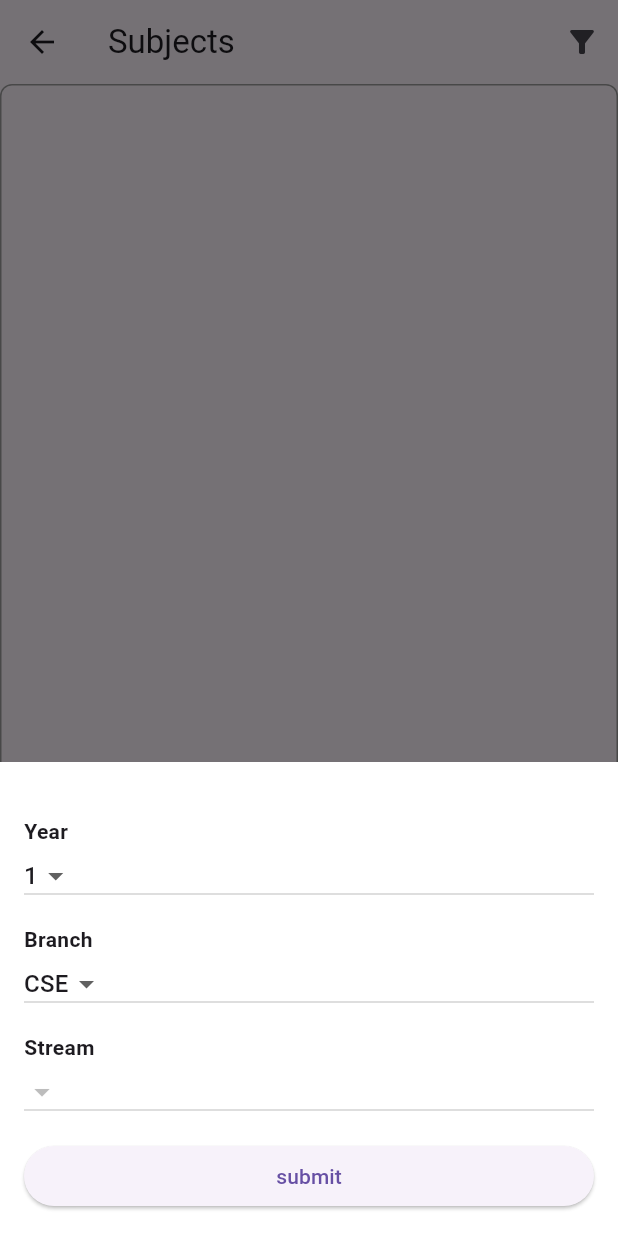
After one commit to neelam1519/myUniv, a Flutter app: the MaterialsHome screen opened directly, after a tap on the "filter alt" icon, on a phone screen of 412 x 824 dp. The commit adds this screen. Run offline on Flutter 3.47's test engine with Material 3 defaults, Android fonts, the phone set to English and light mode, and no system bars; our stand-ins replace cached_network_image, cloud_firestore, connectivity_plus, dash_chat_2, dio, file_picker and 14 more; missing offline and left inert: dart:ffi, gsheets, in_app_update, razorpay_flutter; accounts and stored records are empty; key blocks and very long unbroken strings in the code were emptied for the run.

Commit message:
materials

```diff
--- a/lib/Firebase/storage.dart
+++ b/lib/Firebase/storage.dart
@@ -43,4 +43,7 @@ class FirebaseStorageHelper {
       return '';
     }
   }
+
+  Future<void> getFiles(String filepath) async{}
+
 }
--- a/lib/apis/gsheets.dart
+++ b/lib/apis/gsheets.dart
@@ -32,7 +32,7 @@ class UserSheetsApi {
     // If the sheet doesn't exist, create it
     if (existingSheet == null) {
       existingSheet = await ss.addWorksheet(todayDate);
-      await existingSheet.values.insertRow(1, ['NAME', 'MOBILE NUMBER', 'EMAIL','BINDING','DOUBLE SIDE','TOTAL PRICE','DESCRIPTION','PAYMENT ID','FILES']);
+      await existingSheet.values.insertRow(1, ['NAME', 'MOBILE NUMBER', 'EMAIL','BINDING','DOUBLE SIDE','TOTAL PRICE','DESCRIPTION','PAYMENT ID','DATA','FILES']);
     }
 
     // Assign the sheet to the class variable
--- /dev/null
+++ b/lib/materials/materialshome.dart
@@ -0,0 +1,249 @@
+import 'package:cloud_firestore/cloud_firestore.dart';
+import 'package:findany_flutter/Firebase/firestore.dart';
+import 'package:findany_flutter/materials/units.dart';
+import 'package:findany_flutter/utils/LoadingDialog.dart';
+import 'package:findany_flutter/utils/sharedpreferences.dart';
+import 'package:flutter/material.dart';
+import 'package:path/path.dart';
+
+class MaterialsHome extends StatefulWidget {
+  @override
+  _MaterialsHomeState createState() => _MaterialsHomeState();
+}
+
+class _MaterialsHomeState extends State<MaterialsHome> {
+  FireStoreService fireStoreService = new FireStoreService();
+  LoadingDialog loadingDialog = new LoadingDialog();
+  SharedPreferences sharedPreferences = new SharedPreferences();
+
+  List<String?> yearsList = ['1', '2', '3', '4'];
+  List<String?> branchList = ['CSE', 'ECE'];
+
+  List<String?> specializations = [];
+  List<String?> cse_specialization = ['CYBER SECURITY','ARTIFICIAL INTELLIGENCE AND MACHINE LEARNING','DATA SCIENCE','INTERNET OF THINGS'];
+  List<String?> ece_specialization = ['ARTIFICIAL INTELLIGENCE FOR CYBER SECURITY','EMBEDDED AND INTERNET OF THINGS','MICROCHIP PHYSICAL DESIGN',
+    'INTEGRATED CIRCUITS DESIGN AND VERIFICATION'];
+
+  List<dynamic> subjects = [];
+
+  String? yearSelectedOption = '1';
+  String? branchSelectedOption = 'CSE';
+  String? streamSelectedOption;
+
+  @override
+  void initState() {
+    super.initState();
+    intialize();
+  }
+
+  Future<void> intialize() async{
+    await getSharedPrefsValues().then((value) {
+      getSpecialization();
+      getSubjects();
+    });
+  }
+
+  Future<void> getSharedPrefsValues() async{
+    yearSelectedOption = await sharedPreferences.getSecurePrefsValue('yearSelectedOption') ?? yearsList.first;
+    branchSelectedOption = await sharedPreferences.getSecurePrefsValue('branchSelectedOption') ?? branchList.first;
+    streamSelectedOption = await sharedPreferences.getSecurePrefsValue('streamSelectedOption') ?? specializations.first;
+  }
+
+  void getSpecialization(){
+
+    if(branchSelectedOption == 'CSE'){
+      specializations = cse_specialization;
+    }else if(branchSelectedOption == 'ECE'){
+      specializations = ece_specialization;
+    }
+
+    if(specializations.isNotEmpty) {
+      if(streamSelectedOption == null || !specializations.contains(streamSelectedOption)) {
+        streamSelectedOption = specializations.first;
+      }
+    }
+    setState(() {});
+  }
+
+  @override
+  Widget build(BuildContext context) {
+    print('Build is running  :$specializations');
+    return Scaffold(
+      appBar: AppBar(
+        title: Text('Subjects'),
+        actions: [
+          IconButton(
+            icon: Icon(Icons.filter_alt),
+            onPressed: () {
+              showModalBottomSheet(
+                context: context,
+                builder: (BuildContext context) {
+                  return StatefulBuilder(
+                    builder: (BuildContext context, StateSetter setState) {
+                      return SingleChildScrollView(
+                        child: Container(
+                          color: Colors.white,
+                          padding: EdgeInsets.all(16.0),
+                          child: Column(
+                            crossAxisAlignment: CrossAxisAlignment.stretch,
+                            mainAxisSize: MainAxisSize.min,
+                            children: [
+                              SizedBox(height: 20.0),
+                              Text(
+                                'Year',
+                                style: TextStyle(
+                                  fontWeight: FontWeight.bold,
+                                ),
+                              ),
+                              SizedBox(height: 8.0),
+                              DropdownButton<String>(
+                                value: yearSelectedOption,
+                                onChanged: (String? newValue) async {
+                                  setState(() {
+                                    yearSelectedOption = newValue!;
+                                  });
+                                  getSpecialization();
+                                },
+                                isDense: true,
+                                items: yearsList
+                                    .map<DropdownMenuItem<String>>(
+                                        (String? value) {
+                                      return DropdownMenuItem<String>(
+                                        value: value!,
+                                        child: Text(value),
+                                      );
+                                    }).toList(),
+                              ),
+                              SizedBox(height: 20.0),
+                              Text(
+                                'Branch',
+                                style: TextStyle(
+                                  fontWeight: FontWeight.bold,
+                                ),
+                              ),
+                              SizedBox(height: 8.0),
+                              DropdownButton<String>(
+                                value: branchSelectedOption,
+                                onChanged: (String? newValue) async {
+                                  setState(() {
+                                    branchSelectedOption = newValue!;
+                                  });
+                                  getSpecialization();
+                                },
+                                isDense: true,
+                                items: branchList.map<DropdownMenuItem<String>>((String? value) {
+                                      return DropdownMenuItem<String>(
+                                        value: value!,
+                                        child: Text(value),
+                                      );
+                                    }).toList(),
+                              ),
+                              SizedBox(height: 20.0),
+                              Text(
+                                'Stream',
+                                style: TextStyle(
+                                  fontWeight: FontWeight.bold,
+                                ),
+                              ),
+                              SizedBox(height: 8.0),
+                              DropdownButton<String>(
+                                value: streamSelectedOption,
+                                onChanged: (String? newValue) {
+                                  setState(() {
+                                    streamSelectedOption = newValue!;
+                                  });
+                                },
+                                isDense: true,
+                                items: specializations.map<DropdownMenuItem<String>>((String? value) {
+                                      return DropdownMenuItem<String>(
+                                        value: value!,
+                                        child: Container(
+                                          child: Text(value),
+                                        ),
+                                      );
+                                    }).toList(),
+                              ),
+                              SizedBox(height: 20.0),
+                              ElevatedButton(
+                                onPressed: () {
+                                  Navigator.pop(context);
+                                  getSubjects();
+                                  updateSharedPrefsValues();
+                                },
+                                child: Text('submit'),
+                              ),
+                            ],
+                          ),
+                        ),
+                      );
+                    },
+                  );
+                },
+              );
+            },
+          ),
+        ],
+      ),
+      body: Container(
+        decoration: BoxDecoration(
+          border: Border.all(color: Colors.grey),
+          borderRadius: BorderRadius.circular(8.0),
+        ),
+        child: ListView.builder(
+          itemCount: subjects.length,
+          itemBuilder: (context, index) {
+            return Card(
+              margin: EdgeInsets.symmetric(vertical: 8.0, horizontal: 16.0),
+              child: ListTile(
+                title: Text(subjects[index]),
+                onTap: () {
+                  Navigator.push(
+                    context,
+                    MaterialPageRoute(builder: (context) => Units()),
+                  );
+                },
+              ),
+            );
+          },
+        ),
+      ),
+    );
+  }
+
+  Future<void> getSubjects() async {
+    loadingDialog.showDefaultLoading('Getting subjects');
+
+    subjects.clear();
+    DocumentReference branchRef = FirebaseFirestore.instance.doc('subjects/$yearSelectedOption/$branchSelectedOption/COMMON');
+    DocumentReference streamRef = FirebaseFirestore.instance.doc('subjects/$yearSelectedOption/$branchSelectedOption/$streamSelectedOption');
+
+    Map<String, dynamic>? branchDetails = await fireStoreService.getDocumentDetails(branchRef);
+    Map<String, dynamic>? streamDetails = await fireStoreService.getDocumentDetails(streamRef);
+
+    List<dynamic> branchValues = [];
+    List<dynamic> streamValues = [];
+
+    if (branchDetails != null) {
+      branchValues = branchDetails.values.toList();
+    }
+
+    if (streamDetails != null) {
+      streamValues = streamDetails.values.toList();
+    }
+
+    print('Document Ref: $branchRef  $streamRef');
+    print('Subjects values ${branchValues}   $streamValues');
+
+    setState(() {
+      subjects.addAll(branchValues);
+      subjects.addAll(streamValues);
+    });
+    loadingDialog.dismiss();
+  }
+
+  Future<void> updateSharedPrefsValues() async{
+
+    Map<String,String> values = {'streamSelectedOption': streamSelectedOption!, 'branchSelectedOption' : branchSelectedOption!, 'yearSelectedOption' : yearSelectedOption!};
+    sharedPreferences.storeMapValuesInSecureStorage(values);
+  }
+}
--- a/lib/xerox/xeroxdetailsview.dart
+++ b/lib/xerox/xeroxdetailsview.dart
@@ -20,7 +20,7 @@ class XeroxDetailView extends StatefulWidget {
 class _XeroxDetailViewState extends State<XeroxDetailView> {
   LoadingDialog loadingDialog = new LoadingDialog();
   Utils utils = new Utils();
-  List<String> order = ['ID', 'Name', 'Mobile Number', 'Email', 'Date', 'No of Pages', 'Transaction ID', 'Description', 'Uploaded Files'];
+  List<String> order = ['ID', 'Name', 'Mobile Number', 'Email', 'Date', 'Transaction ID', 'Description', 'Uploaded Files'];
 
   @override
   Widget build(BuildContext context) {
--- a/lib/xerox/xeroxhome.dart
+++ b/lib/xerox/xeroxhome.dart
@@ -147,7 +147,7 @@ class _XeroxHomeState extends State<XeroxHome> {
             TextFormField(
               controller: _nameController,
               decoration: InputDecoration(
-                labelText: 'Name*',
+                labelText: 'Xerox Name*',
                 border: OutlineInputBorder(),
               ),
             ),
@@ -333,7 +333,6 @@ class _XeroxHomeState extends State<XeroxHome> {
         uploadedUrl = await firebaseStorageHelper.uploadFile(file, 'XeroList/${utils.getTodayDate().replaceAll('/', ',')}', '${getFileName(file)}',);
       }
       print("Url: $uploadedUrl");
-      // Add the uploaded URL to the list
       if (uploadedUrl != null) {
         uploadedUrls.add(uploadedUrl);
         progress+=totalprogress;
@@ -351,7 +350,8 @@ class _XeroxHomeState extends State<XeroxHome> {
     Map<String, dynamic> uploadData = {'ID': count,'Date': utils.getTodayDate(),'Name': _nameController.text, 'Mobile Number': _mobilenumberController.text, 'Email': email,
       'Total Price': totalPrice,'Transaction ID':response.paymentId,'Uploaded Files': uploadedUrls, 'Description':_descriptionController.text};
 
-    List<String> sheetData = [_nameController.text, _mobilenumberController.text, email,_bindingFileController.text,_singleSideFileController.text, totalPrice.toString(),_descriptionController.text,response.paymentId!];
+    List<String> sheetData = [_nameController.text, _mobilenumberController.text, email,_bindingFileController.text,_singleSideFileController.text, totalPrice.toString(),_descriptionController.text,response.paymentId!,
+      'Xerox Details: ${xeroxDetails.toString()}'];
     sheetData.addAll(uploadedUrls);
 
     await fireStoreService.uploadMapDataToFirestore(uploadData, userRef);
--- a/pubspec.yaml
+++ b/pubspec.yaml
@@ -69,3 +69,4 @@ flutter:
     - assets/images/defaultimage.png
     - assets/images/groupchat.jpg
     - assets/images/logo.png
+    - assets/images/materials.png
```
Also changed, not shown: lib/Home.dart (+62 -7 lines), lib/groupchat/universitychat.dart (+26 -67 lines), lib/materials/displaymaterials.dart (added, +22 -0 lines), lib/materials/units.dart (added, +32 -0 lines), assets/images/materials.png (added).
